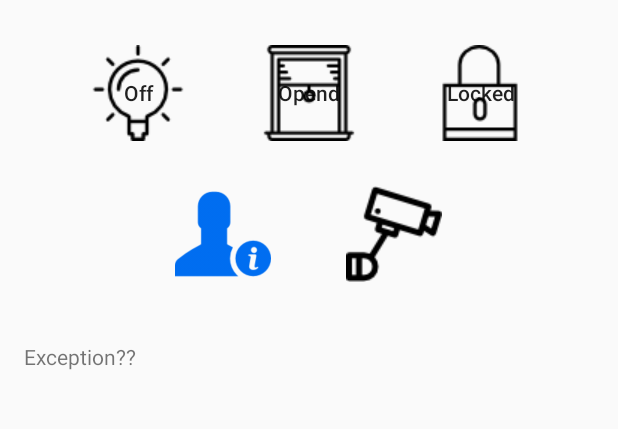
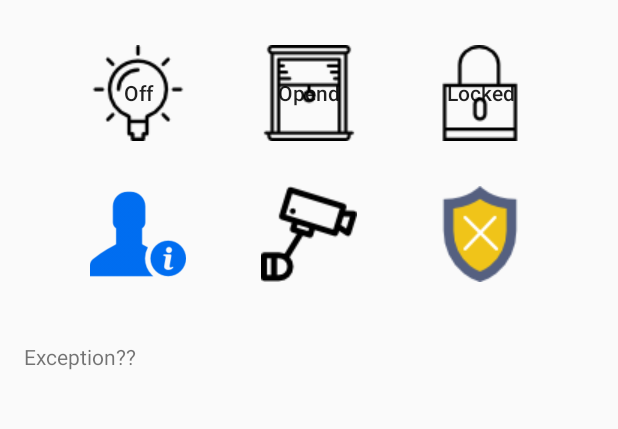
Before and after one commit to Kim-Changhoo/App_Home_IoT, an Android app: the screen it shows after launch (MainActivity), on a phone screen of 412 x 824 dp, the part 85-514 px from its top. Run offline under Robolectric (Android 15) with nearby library versions, the phone set to English and light mode, and no system bars.

Commit message:
Adding Security mode

```diff
--- a/app/src/main/java/com/example/kch/home_iot_v2/MainActivity.java
+++ b/app/src/main/java/com/example/kch/home_iot_v2/MainActivity.java
@@ -34,6 +34,7 @@ public class MainActivity extends AppCompatActivity {
     public static final String ROOM4 = "led4";
     public static final String CURTAIN = "curtain";
     public static final String DOORLOCK = "doorlock";
+    public static final String SECURITY = "security";
 
     public static final String CONTROL_BULB_ON = "on";
     public static final String CONTROL_BULB_OFF = "off";
@@ -41,6 +42,8 @@ public class MainActivity extends AppCompatActivity {
     public static final String CONTROL_CURTAIN_CLOSE = "close";
     public static final String CONTROL_DOORLOCK_LOCK = "lock";
     public static final String CONTROL_DOORLOCK_UNLOCK = "unlock";
+    public static final String CONTROL_SECURITY_ON = "on";
+    public static final String CONTROL_SECURITY_OFF = "off";
 
     public static final String STATE_BULB_ON = "on";
     public static final String STATE_BULB_OFF = "off";
@@ -48,6 +51,8 @@ public class MainActivity extends AppCompatActivity {
     public static final String STATE_CURTAIN_CLOSED = "closed";
     public static final String STATE_DOORLOCK_LOCK = "locked";
     public static final String STATE_DOORLOCK_UNLOCK = "unlocked";
+    public static final String STATE_SECURITY_ON = "on";
+    public static final String STATE_SECURITY_OFF = "off";
 
     // View for Control
     Button bulbBtn;
@@ -55,6 +60,7 @@ public class MainActivity extends AppCompatActivity {
     Button doorlockBtn;
     Button thenumberBtn;
     Button cctvBtn;
+    Button securityBtn;
 
     // View for Action
     FrameLayout actionView;
@@ -88,6 +94,7 @@ public class MainActivity extends AppCompatActivity {
         doorlockBtn = (Button)findViewById(R.id.doorlockBtn);
         thenumberBtn = (Button)findViewById(R.id.countBtn);
         cctvBtn = (Button)findViewById(R.id.cctvBtn);
+        securityBtn = (Button)findViewById(R.id.securityBtn);
 
         actionView = (FrameLayout)findViewById(R.id.detailedView);
         bulbLayer = (LinearLayout)findViewById(R.id.bulbLayer);
@@ -190,6 +197,13 @@ public class MainActivity extends AppCompatActivity {
                     humancounter.setVisibility(View.GONE);
                     cctvView.setVisibility(View.VISIBLE);
                     break;
+                case R.id.securityBtn:
+                    if(securityBtn.getText().toString().equals(STATE_SECURITY_OFF))
+                        result = RequestDeviceControl(SECURITY, CONTROL_SECURITY_ON);
+                    else
+                        result = RequestDeviceControl(SECURITY, CONTROL_SECURITY_OFF);
+                    setSecuritystate(result);
+                    break;
             }
         }
     };
@@ -210,8 +224,26 @@ public class MainActivity extends AppCompatActivity {
             //JSONObject json = new JSONObject(homeStates);
             setLedstate(homeStates);
             setCurtainstate(homeStates);
+            setDoorlockstate(homeStates);
+            setSecuritystate(homeStates);
         }catch (Exception e){
         }
+    }
+
+    public String setSecuritystate(String deviceJsonObject){
+        try{
+            JSONObject json = new JSONObject(deviceJsonObject);
+            String securityState = json.getString(SECURITY);
+            Button security = ((Button)findViewById(R.id.securityBtn));
+            security.setText(securityState);
+            if (security.getText().toString().equals(STATE_SECURITY_OFF))
+                security.setBackground(ContextCompat.getDrawable(getApplicationContext(), R.drawable.unshieldpic));
+            else
+                security.setBackground(ContextCompat.getDrawable(getApplicationContext(), R.drawable.shieldpic));
+        }catch (Exception e){
+        }
+
+        return null;
     }
 
     public String setDoorlockstate(String deviceJsonObject){
--- a/app/src/main/res/layout/activity_main.xml
+++ b/app/src/main/res/layout/activity_main.xml
@@ -36,7 +36,8 @@
             android:layout_weight="3"
             android:background="@drawable/bulboff"
             android:forceHasOverlappingRendering="true"
-            android:textAllCaps="false" />
+            android:textAllCaps="false"
+            android:elevation="13dp"/>
 
         <Button
             android:text="Opend"
@@ -84,6 +85,17 @@
             android:layout_marginLeft="50dp"
             android:layout_weight="1"
             android:textAllCaps="false" />
+
+        <Button
+            android:layout_width="64dp"
+            android:layout_height="64dp"
+            android:id="@+id/securityBtn"
+            android:layout_weight="1"
+            android:background="@drawable/unshieldpic"
+            android:layout_marginLeft="50dp"
+            android:elevation="13dp"
+            android:autoText="false"
+            android:textIsSelectable="false" />
 
 
     </LinearLayout>
```
Also changed, not shown: app/src/main/res/drawable/shieldpic.png (added), app/src/main/res/drawable/unshieldpic.png (added).
